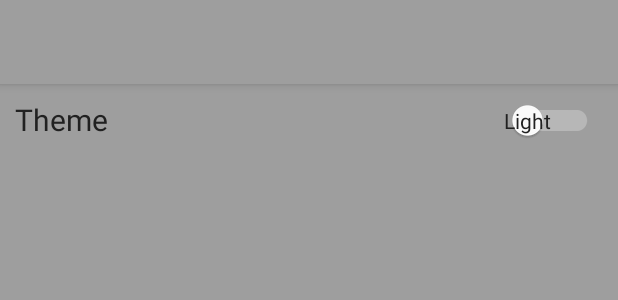
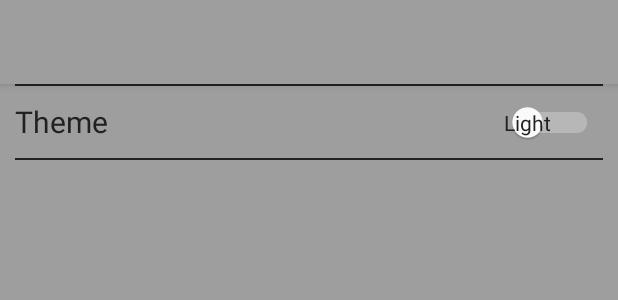
Before and after one commit to lddconf/material, an Android app: the layout fragment_settings.xml on its own in the app's theme, with its tools: preview values and no code run, on a phone screen of 412 x 824 dp. Shown: the top 300 px of the screen. Run offline under Robolectric (Android 15) with nearby library versions, the phone set to English and light mode, and no system bars.

Commit message:
Плановая фиксация

```diff
--- a/app/src/main/java/com/example/nasaapp/model/IThemeProvider.kt
+++ b/app/src/main/java/com/example/nasaapp/model/IThemeProvider.kt
@@ -3,9 +3,4 @@ package com.example.nasaapp.model
 interface IThemeProvider {
     var cTheme: ThemeHolder.NasaAppThemes
     fun getCurrentThemeResourceID() : Int
-
-
-//    fun getCurrentTheme() : ThemeHolder.NasaAppThemes
-//
-//    fun setCurrentTheme(themeHolder: ThemeHolder.NasaAppThemes)
 }
--- a/app/src/main/java/com/example/nasaapp/model/PictureOfTheDayData.kt
+++ b/app/src/main/java/com/example/nasaapp/model/PictureOfTheDayData.kt
@@ -4,6 +4,8 @@ sealed class PictureOfTheDayData {
     data class Success(val ofTheDayResponseData: PictureOfTheDayResponseData) : PictureOfTheDayData()
     data class Error(val error: Throwable) : PictureOfTheDayData()
     data class Loading(val process: Int?) : PictureOfTheDayData()
-    data class WikiSearch(val url : String) : PictureOfTheDayData()
+    data class PerformWikiSearch(val url : String) : PictureOfTheDayData()
+//    object ShowWikiSearch : PictureOfTheDayData()
+//    object HideWikiSearch : PictureOfTheDayData()
     object Settings : PictureOfTheDayData()
 }
--- a/app/src/main/java/com/example/nasaapp/model/navigation/NavCommands.kt
+++ b/app/src/main/java/com/example/nasaapp/model/navigation/NavCommands.kt
@@ -3,5 +3,4 @@ package com.example.nasaapp.model.navigation
 sealed class NavCommands {
     //On back pressed command
     object OnBackCommand : NavCommands()
-    object RecreateActivity : NavCommands()
 }
--- a/app/src/main/java/com/example/nasaapp/model/retrofit/IRetrofitPictureOfTheDay.kt
+++ b/app/src/main/java/com/example/nasaapp/model/retrofit/IRetrofitPictureOfTheDay.kt
@@ -4,7 +4,4 @@ import com.example.nasaapp.model.api.IPictureOfTheDaySource
 
 interface IRetrofitPictureOfTheDay {
     fun retrofitImpl(): IPictureOfTheDaySource
-
-
-
 }
--- /dev/null
+++ b/app/src/main/java/com/example/nasaapp/ui/fragments/IBackPressableFragment.kt
@@ -0,0 +1,5 @@
+package com.example.nasaapp.ui.fragments
+
+interface IBackPressableFragment {
+    fun backPressed() : Boolean
+}
--- a/app/src/main/java/com/example/nasaapp/ui/SettingsFragment.kt
+++ b/app/src/main/java/com/example/nasaapp/ui/fragments/SettingsFragment.kt
@@ -1,7 +1,8 @@
-package com.example.nasaapp.ui
+package com.example.nasaapp.ui.fragments
 
 import android.os.Bundle
 import android.view.LayoutInflater
+import android.view.MenuItem
 import android.view.View
 import android.view.ViewGroup
 import androidx.fragment.app.Fragment
@@ -10,9 +11,9 @@ import androidx.lifecycle.ViewModelProviders
 import androidx.navigation.fragment.findNavController
 import com.example.nasaapp.R
 import com.example.nasaapp.databinding.FragmentSettingsBinding
-import com.example.nasaapp.model.IThemeProvider
 import com.example.nasaapp.model.ThemeHolder
 import com.example.nasaapp.model.navigation.NavCommands
+import com.example.nasaapp.ui.App
 import com.example.nasaapp.ui.viewmodel.SettingsViewModel
 
 
--- /dev/null
+++ b/app/src/main/java/com/example/nasaapp/ui/viewmodel/IBackPressedVModel.kt
@@ -0,0 +1,5 @@
+package com.example.nasaapp.ui.viewmodel
+
+interface IBackPressedVModel {
+    fun onBackPressed() : Boolean
+}
--- a/app/src/main/res/layout/fragment_settings.xml
+++ b/app/src/main/res/layout/fragment_settings.xml
@@ -4,7 +4,7 @@
     xmlns:tools="http://schemas.android.com/tools"
     android:layout_width="match_parent"
     android:layout_height="match_parent"
-    tools:context=".ui.SettingsFragment">
+    tools:context=".ui.fragments.SettingsFragment">
 
     <com.google.android.material.appbar.AppBarLayout
         android:id="@+id/settings_app_bar"
@@ -23,11 +23,20 @@
         </androidx.appcompat.widget.Toolbar>
     </com.google.android.material.appbar.AppBarLayout>
 
+    <View
+        android:layout_width="match_parent"
+        android:id="@+id/delemitter_1"
+        android:layout_height="1dp"
+        app:layout_constraintTop_toBottomOf="@+id/settings_app_bar"
+        style="?attr/switchStyle"
+        android:background="?attr/colorOnPrimary"
+        />
+
     <com.google.android.material.switchmaterial.SwitchMaterial
         android:id="@+id/themeSelection"
         android:layout_width="match_parent"
         android:layout_height="wrap_content"
-        app:layout_constraintTop_toBottomOf="@+id/settings_app_bar"
+        app:layout_constraintTop_toBottomOf="@+id/delemitter_1"
         app:layout_constraintStart_toStartOf="parent"
         app:layout_constraintEnd_toEndOf="parent"
         android:textOn="@string/dark_theme_label"
@@ -35,4 +44,13 @@
         app:showText="true"
         android:text="@string/theme_label"
         style="?attr/switchStyle" />
+
+    <View
+        android:layout_width="match_parent"
+        android:layout_height="1dp"
+        app:layout_constraintTop_toBottomOf="@+id/themeSelection"
+        android:background="?attr/colorOnPrimary"
+        style="?attr/switchStyle"
+    />
+
 </androidx.constraintlayout.widget.ConstraintLayout>
--- a/app/src/main/res/layout/picture_of_the_day_fragment.xml
+++ b/app/src/main/res/layout/picture_of_the_day_fragment.xml
@@ -5,7 +5,7 @@
     android:layout_width="match_parent"
     android:layout_height="match_parent"
     android:fitsSystemWindows="true"
-    tools:context=".ui.PictureOfTheDayFragment">
+    tools:context=".ui.fragments.PictureOfTheDayFragment">
 
     <com.google.android.material.appbar.AppBarLayout
         android:id="@+id/app_bar"
--- a/app/src/main/res/navigation/nav_graph.xml
+++ b/app/src/main/res/navigation/nav_graph.xml
@@ -7,7 +7,7 @@
 
     <fragment
         android:id="@+id/FirstFragment"
-        android:name="com.example.nasaapp.ui.PictureOfTheDayFragment"
+        android:name="com.example.nasaapp.ui.fragments.PictureOfTheDayFragment"
         android:label="@string/first_fragment_label"
         tools:layout="@layout/picture_of_the_day_fragment">
 
@@ -17,7 +17,7 @@
     </fragment>
     <fragment
         android:id="@+id/SecondFragment"
-        android:name="com.example.nasaapp.ui.SettingsFragment"
+        android:name="com.example.nasaapp.ui.fragments.SettingsFragment"
         android:label="@string/second_fragment_label"
         tools:layout="@layout/fragment_settings">
 
```
Also changed, not shown: app/src/main/java/com/example/nasaapp/ui/MainActivity.kt (+13 -40 lines), app/src/main/java/com/example/nasaapp/ui/fragments/PictureOfTheDayFragment.kt (renamed from app/src/main/java/com/example/nasaapp/ui/PictureOfTheDayFragment.kt, +27 -10 lines), app/src/main/java/com/example/nasaapp/ui/viewmodel/PictureOfTheDayViewModel.kt (+12 -2 lines), app/src/main/java/com/example/nasaapp/ui/viewmodel/SettingsViewModel.kt (+4 -7 lines).
